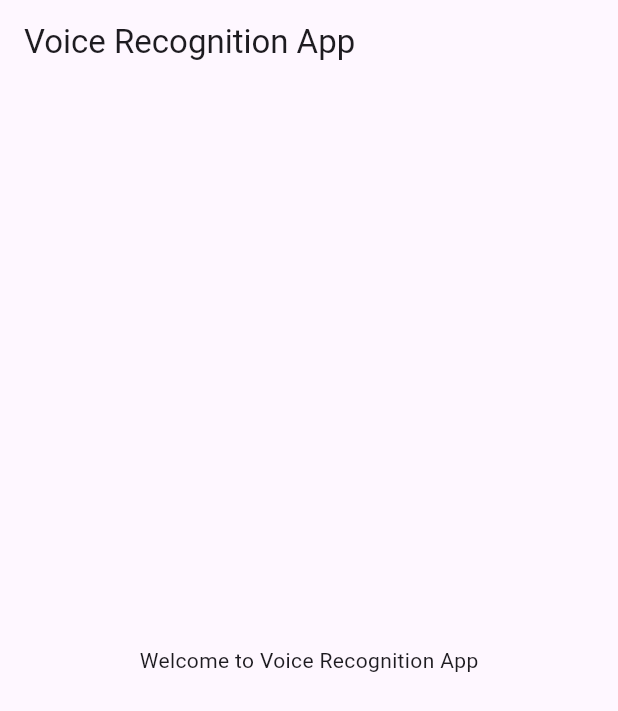
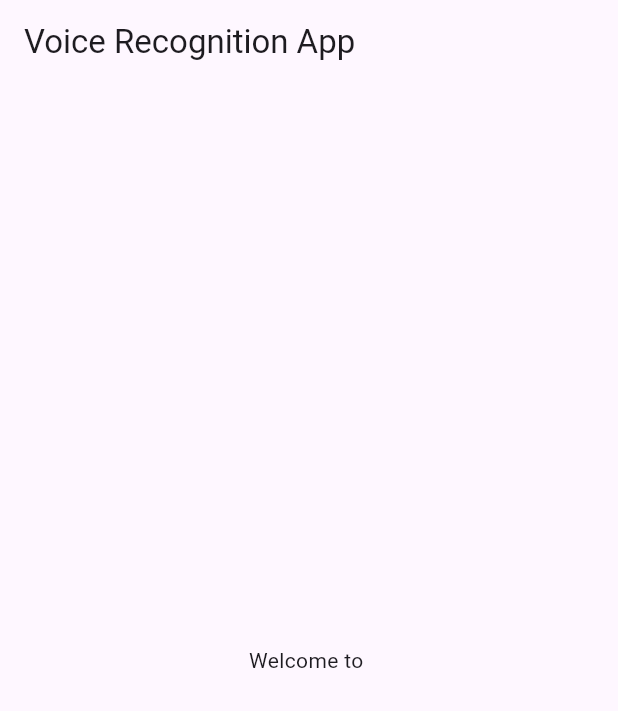
Before and after one commit to phuuhour/rule, a Flutter app: the screen it shows after launch, on a phone screen of 412 x 824 dp. Shown: the top 711 px of the screen. Run offline on Flutter 3.47's test engine with Material 3 defaults, Android fonts, the phone set to English and light mode, and no system bars.

Commit message:
test push

```diff
--- a/lib/SplashScreen.dart
+++ b/lib/SplashScreen.dart
@@ -6,7 +6,7 @@ Widget SplashScreen() {
       title: Text('Voice Recognition App'),
     ),
     body: Center(
-      child: Text('Welcome to Voice Recognition App'),
+      child: Text('Welcome to '),
     ),
   );
 }
```
